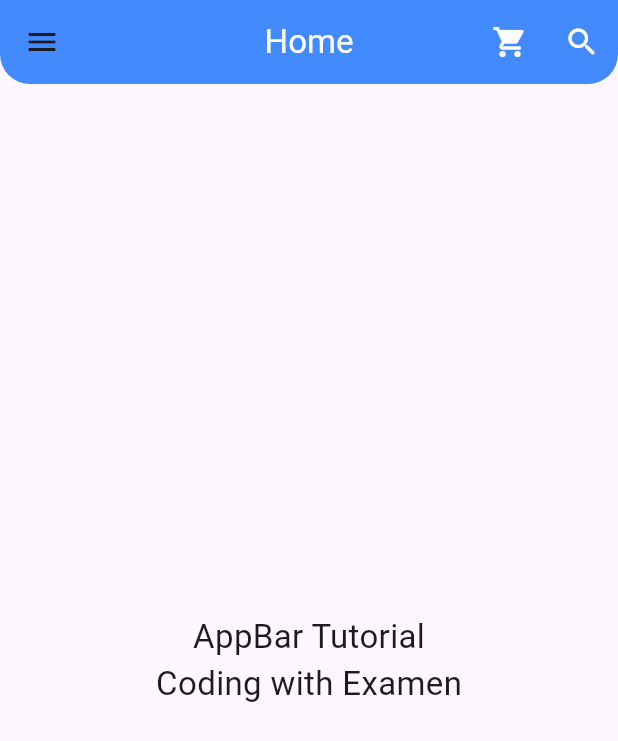
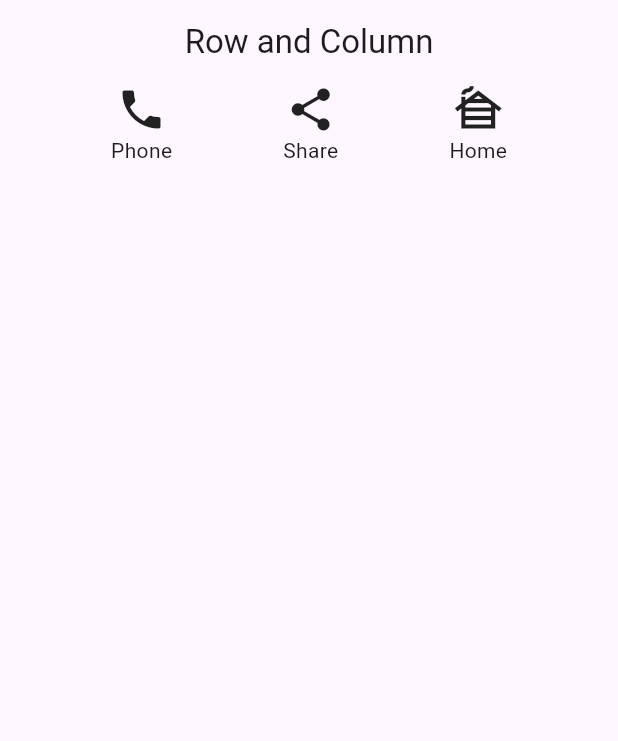
Before and after one commit to Sainathhiwale/flutter_bootcomp, a Flutter app: the screen it shows after launch, on a phone screen of 412 x 824 dp. Shown: the top 741 px of the screen. Run offline on Flutter 3.47's test engine with Material 3 defaults, Android fonts, the phone set to English and light mode, and no system bars; our stand-ins replace fluttertoast, font_awesome_flutter.

Commit message:
row and column widgets implemented

```diff
--- a/lib/main.dart
+++ b/lib/main.dart
@@ -1,6 +1,7 @@
 
 import 'package:flutter/material.dart';
 import 'package:flutter_bootcamp_2025/screen/HomeAppBar.dart';
+import 'package:flutter_bootcamp_2025/screen/HomeRowColumnExpended.dart';
 import 'package:flutter_bootcamp_2025/screen/dashbroad.dart';
 import 'package:flutter_bootcamp_2025/screen/home.dart';
 
@@ -19,7 +20,7 @@ class MyApp extends StatelessWidget{
     return MaterialApp(
       title: "My Flutter App",
       debugShowCheckedModeBanner: false,
-      home: Homeappbar(),
+      home: Homerowcolumnexpended(),
     );
   }
 }
--- /dev/null
+++ b/lib/screen/HomeRowColumnExpended.dart
@@ -0,0 +1,42 @@
+
+
+
+import 'package:flutter/material.dart';
+
+class Homerowcolumnexpended extends StatelessWidget {
+  const Homerowcolumnexpended({super.key});
+
+  @override
+  Widget build(BuildContext context) {
+    return  Scaffold(
+      appBar: AppBar(title: Text("Row and Column" ), centerTitle: true, ),
+      body: Container(
+        child: Row(
+          mainAxisAlignment: MainAxisAlignment.spaceEvenly,
+          children: [
+            Column(
+              children: [
+                Icon(Icons.phone,size: 34.0),
+                Text("Phone"),
+              ],
+            ),
+            Column(
+              children: [
+                Icon(Icons.share,size: 34.0),
+                Text("Share"),
+              ],
+            ),
+            Column(
+              children: [
+                Icon(Icons.cabin_sharp,size: 34.0),
+                Text("Home"),
+              ],
+            )
+
+
+          ],
+        ),
+      ),
+    );
+  }
+}
```
